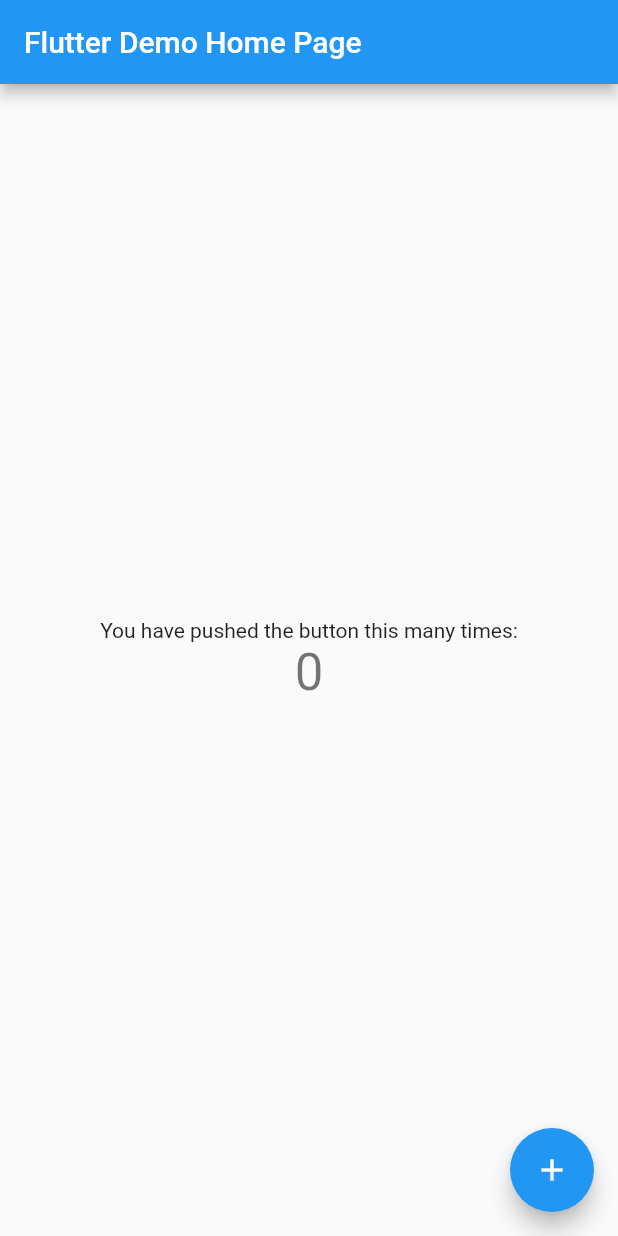
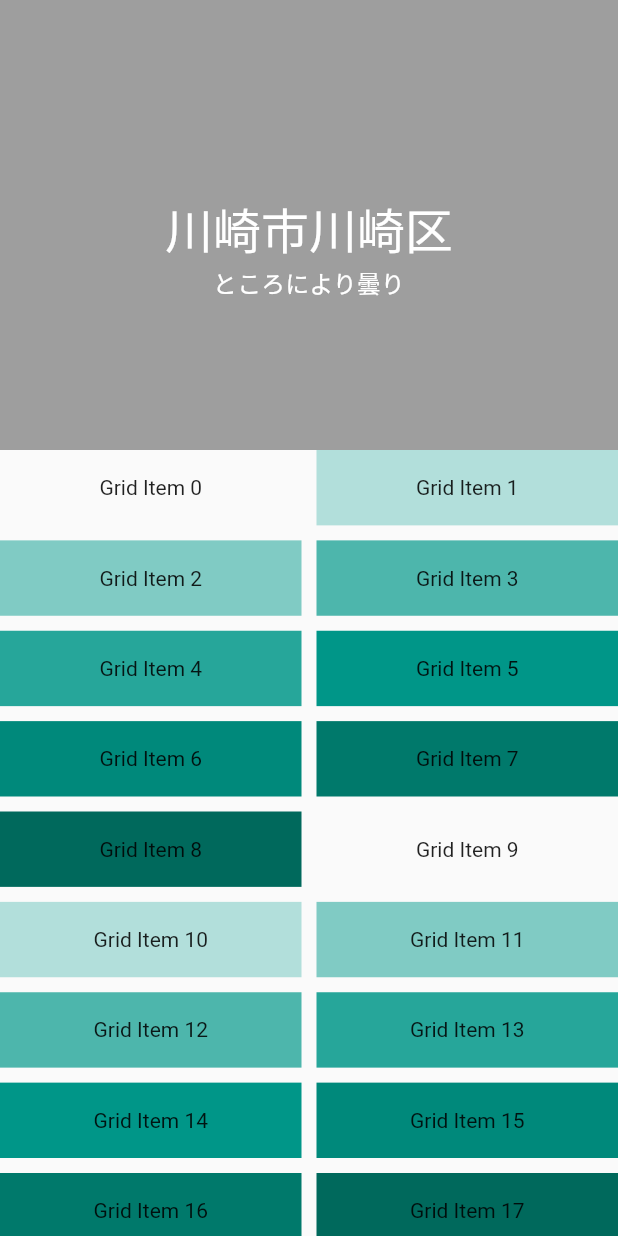
Before and after one commit to riki-yoshida/WeatherApp, a Flutter app: the screen it shows after launch, on a phone screen of 412 x 824 dp. Run offline on Flutter 3.47's test engine with Material 2 defaults, Android fonts, the phone set to English and light mode, and no system bars.

Commit message:
SliverAppBarを導入したところ

```diff
--- a/lib/main.dart
+++ b/lib/main.dart
@@ -1,4 +1,5 @@
 import 'package:flutter/material.dart';
+import './widgets/home.dart';
 
 void main() {
   runApp(MyApp());
@@ -11,107 +12,10 @@ class MyApp extends StatelessWidget {
     return MaterialApp(
       title: 'Flutter Demo',
       theme: ThemeData(
-        // This is the theme of your application.
-        //
-        // Try running your application with "flutter run". You'll see the
-        // application has a blue toolbar. Then, without quitting the app, try
-        // changing the primarySwatch below to Colors.green and then invoke
-        // "hot reload" (press "r" in the console where you ran "flutter run",
-        // or simply save your changes to "hot reload" in a Flutter IDE).
-        // Notice that the counter didn't reset back to zero; the application
-        // is not restarted.
         primarySwatch: Colors.blue,
-        // This makes the visual density adapt to the platform that you run
-        // the app on. For desktop platforms, the controls will be smaller and
-        // closer together (more dense) than on mobile platforms.
         visualDensity: VisualDensity.adaptivePlatformDensity,
       ),
-      home: MyHomePage(title: 'Flutter Demo Home Page'),
+      home: Home(),
     );
   }
 }
-
-class MyHomePage extends StatefulWidget {
-  MyHomePage({Key key, this.title}) : super(key: key);
-
-  // This widget is the home page of your application. It is stateful, meaning
-  // that it has a State object (defined below) that contains fields that affect
-  // how it looks.
-
-  // This class is the configuration for the state. It holds the values (in this
-  // case the title) provided by the parent (in this case the App widget) and
-  // used by the build method of the State. Fields in a Widget subclass are
-  // always marked "final".
-
-  final String title;
-
-  @override
-  _MyHomePageState createState() => _MyHomePageState();
-}
-
-class _MyHomePageState extends State<MyHomePage> {
-  int _counter = 0;
-
-  void _incrementCounter() {
-    setState(() {
-      // This call to setState tells the Flutter framework that something has
-      // changed in this State, which causes it to rerun the build method below
-      // so that the display can reflect the updated values. If we changed
-      // _counter without calling setState(), then the build method would not be
-      // called again, and so nothing would appear to happen.
-      _counter++;
-    });
-  }
-
-  @override
-  Widget build(BuildContext context) {
-    // This method is rerun every time setState is called, for instance as done
-    // by the _incrementCounter method above.
-    //
-    // The Flutter framework has been optimized to make rerunning build methods
-    // fast, so that you can just rebuild anything that needs updating rather
-    // than having to individually change instances of widgets.
-    return Scaffold(
-      appBar: AppBar(
-        // Here we take the value from the MyHomePage object that was created by
-        // the App.build method, and use it to set our appbar title.
-        title: Text(widget.title),
-      ),
-      body: Center(
-        // Center is a layout widget. It takes a single child and positions it
-        // in the middle of the parent.
-        child: Column(
-          // Column is also a layout widget. It takes a list of children and
-          // arranges them vertically. By default, it sizes itself to fit its
-          // children horizontally, and tries to be as tall as its parent.
-          //
-          // Invoke "debug painting" (press "p" in the console, choose the
-          // "Toggle Debug Paint" action from the Flutter Inspector in Android
-          // Studio, or the "Toggle Debug Paint" command in Visual Studio Code)
-          // to see the wireframe for each widget.
-          //
-          // Column has various properties to control how it sizes itself and
-          // how it positions its children. Here we use mainAxisAlignment to
-          // center the children vertically; the main axis here is the vertical
-          // axis because Columns are vertical (the cross axis would be
-          // horizontal).
-          mainAxisAlignment: MainAxisAlignment.center,
-          children: <Widget>[
-            Text(
-              'You have pushed the button this many times:',
-            ),
-            Text(
-              '$_counter',
-              style: Theme.of(context).textTheme.headline4,
-            ),
-          ],
-        ),
-      ),
-      floatingActionButton: FloatingActionButton(
-        onPressed: _incrementCounter,
-        tooltip: 'Increment',
-        child: Icon(Icons.add),
-      ), // This trailing comma makes auto-formatting nicer for build methods.
-    );
-  }
-}
--- /dev/null
+++ b/lib/widgets/home.dart
@@ -0,0 +1,71 @@
+import 'package:flutter/material.dart';
+
+class Home extends StatefulWidget {
+  @override
+  _Home createState() => _Home();
+}
+
+class _Home extends State<Home> {
+  @override
+  Widget build(BuildContext context) {
+    return Scaffold(
+      body: CustomScrollView(
+        slivers: <Widget>[
+          SliverAppBar(
+            pinned: true,
+            expandedHeight: 300.0,
+            backgroundColor: Colors.grey,
+            flexibleSpace: Container(
+              height: 200,
+              child: Column(
+                crossAxisAlignment: CrossAxisAlignment.center,
+                mainAxisAlignment: MainAxisAlignment.end,
+                children: <Widget>[
+                  Text('川崎市川崎区', style: TextStyle(
+                    color: Colors.white,
+                    fontSize: 32,
+                    fontWeight: FontWeight.w400,
+                  ),),
+                  Text('ところにより曇り', style: TextStyle(
+                    color: Colors.white,
+                    fontSize: 16,
+                  ),),
+                ],
+              ),
+            ),
+          ),
+          SliverGrid(
+            gridDelegate: SliverGridDelegateWithMaxCrossAxisExtent(
+              maxCrossAxisExtent: 200.0,
+              mainAxisSpacing: 10.0,
+              crossAxisSpacing: 10.0,
+              childAspectRatio: 4.0,
+            ),
+            delegate: SliverChildBuilderDelegate(
+                  (BuildContext context, int index) {
+                return Container(
+                  alignment: Alignment.center,
+                  color: Colors.teal[100 * (index % 9)],
+                  child: Text('Grid Item $index'),
+                );
+              },
+              childCount: 20,
+            ),
+          ),
+          SliverFixedExtentList(
+            itemExtent: 50.0,
+            delegate: SliverChildBuilderDelegate(
+                  (BuildContext context, int index) {
+                return Container(
+                  alignment: Alignment.center,
+                  color: Colors.lightBlue[100 * (index % 9)],
+                  child: Text('List Item $index'),
+                );
+              },
+            ),
+          ),
+        ],
+      ),
+    );
+  }
+}
```
